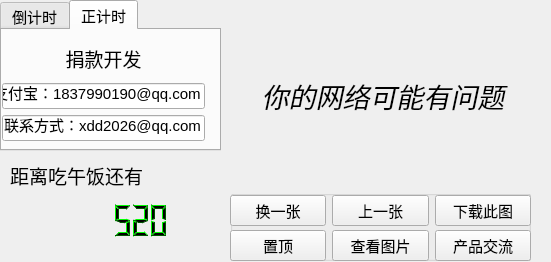
Old version of the form TimerXdd2/Timer2_2.ui in the repository xdd1997/PythonXdd.
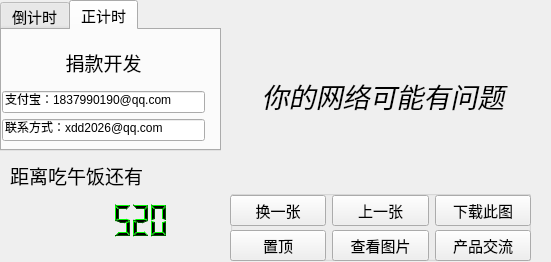
New version of the form.

Commit message: 更新计算器联系方式显示bug

What changed in the file:
```diff
--- a/TimerXdd2/Timer2_2.ui
+++ b/TimerXdd2/Timer2_2.ui
@@ -186,7 +186,7 @@
        <widget class="QLineEdit" name="lineEdit_zhifubao">
         <property name="font">
          <font>
-          <pointsize>11</pointsize>
+          <pointsize>9</pointsize>
          </font>
         </property>
         <property name="text">
@@ -196,6 +196,11 @@
       </item>
       <item>
        <widget class="QLineEdit" name="lineEdit_lianxi">
+        <property name="font">
+         <font>
+          <pointsize>9</pointsize>
+         </font>
+        </property>
         <property name="text">
          <string>联系方式：xdd2026@qq.com</string>
         </property>
```
The commit also changes 1 other file.
